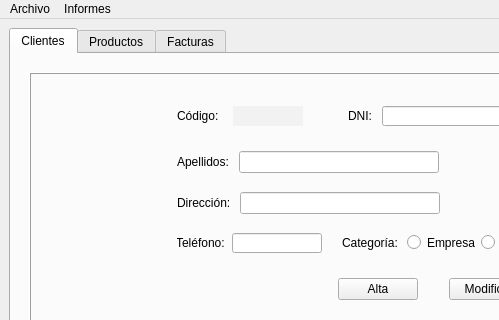
Qt form Interfaces/Recuperacion/templates/MainWindow.ui (Cross048/DAM_2) before a commit; both pictures show x 0 to 499 and y 0 to 320 of the 977 by 600 pixel window.
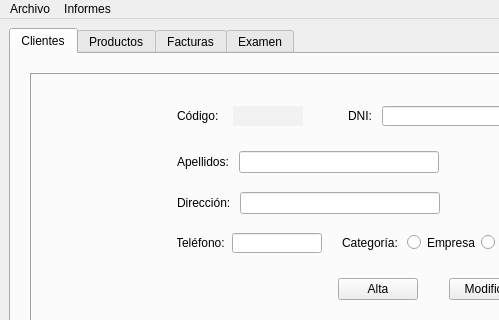
The same form after that commit. Icons and pictures are not drawn.

Diff of the .ui file:
```diff
--- a/Interfaces/Recuperacion/templates/MainWindow.ui
+++ b/Interfaces/Recuperacion/templates/MainWindow.ui
@@ -2474,6 +2474,11 @@
         </item>
        </layout>
       </widget>
+      <widget class="QWidget" name="tab">
+       <attribute name="title">
+        <string>Examen</string>
+       </attribute>
+      </widget>
      </widget>
     </item>
     <item row="0" column="0">
```
